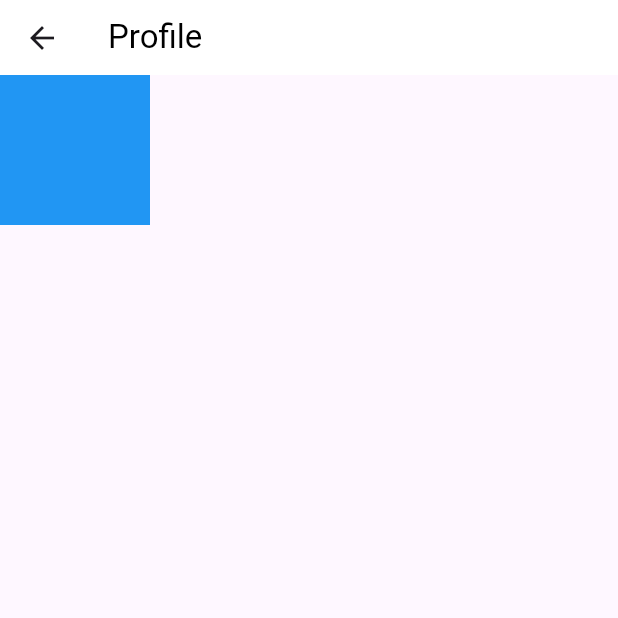
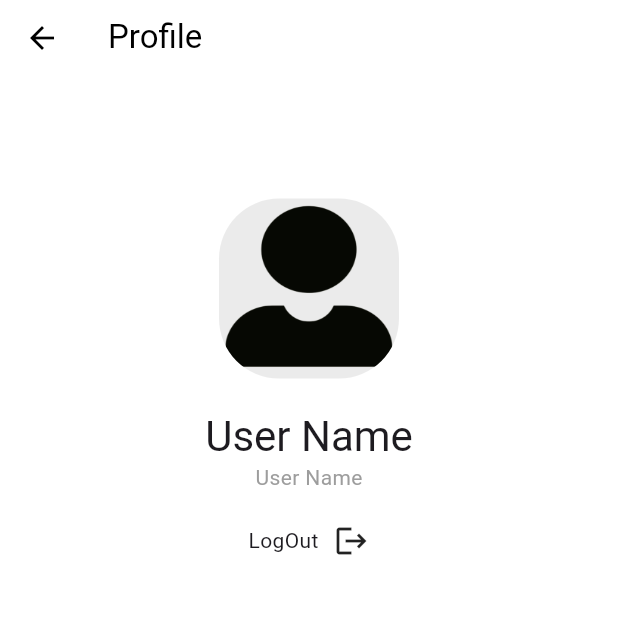
Before and after one commit to AliEmad121/chat_app, a Flutter app: the ProfilePage screen opened by its route, on a phone screen of 412 x 824 dp, the top half of it. Run offline on Flutter 3.47's test engine with Material 3 defaults, Android fonts, the phone set to English and light mode, and no system bars; our stand-ins replace get, google_fonts, google_nav_bar, iconsax; missing offline and left inert: app_minimizer.

Commit message:
edit in project all

```diff
--- a/chat_app/lib/components/custom_scaffold.dart
+++ b/chat_app/lib/components/custom_scaffold.dart
@@ -1,4 +1,5 @@
 import 'package:chat_app/components/custom_appbar.dart';
+import 'package:chat_app/constants/app_colors.dart';
 import 'package:flutter/material.dart';
 import 'package:google_nav_bar/google_nav_bar.dart';
 import 'package:iconsax/iconsax.dart';
@@ -19,7 +20,8 @@ class _CustomScaffoldState extends State<CustomScaffold> {
   @override
   Widget build(BuildContext context) {
     return SafeArea(
-        child: Scaffold(resizeToAvoidBottomInset: widget.resizeToAvoidBottomInset?? false,
+        child: Scaffold(backgroundColor: AppColors.white,
+          resizeToAvoidBottomInset: widget.resizeToAvoidBottomInset?? false,
       appBar: CustomAppBar(title:widget.title,centerTitle: widget.centerTitle,leading:widget.leading, actions: widget.actions,),
       body: widget.body,
 
--- a/chat_app/lib/constants/app_colors.dart
+++ b/chat_app/lib/constants/app_colors.dart
@@ -6,8 +6,8 @@ class AppColors{
 
 
 static final Color blue= const Color(0xFF002DE3);
-static final Color black= const Color(0xFF000000);
-static final Color white= const Color(0xFFFFFFFF);
+static final Color black= Colors.black;
+static final Color white= Colors.white;
 static final Color grey= const Color(0xFF9D9D9D);
 
 
--- a/chat_app/lib/screens/profile_page.dart
+++ b/chat_app/lib/screens/profile_page.dart
@@ -1,5 +1,10 @@
 import 'package:chat_app/components/custom_scaffold.dart';
+import 'package:chat_app/constants/app_colors.dart';
+import 'package:chat_app/constants/app_routes.dart';
+import 'package:chat_app/controllers/navigation_controller.dart';
 import 'package:flutter/material.dart';
+import 'package:get/get.dart';
+import 'package:iconsax/iconsax.dart';
 
 class ProfilePage extends StatefulWidget {
   const ProfilePage({super.key});
@@ -9,9 +14,69 @@ class ProfilePage extends StatefulWidget {
 }
 
 class _ProfilePageState extends State<ProfilePage> {
+  final NavigationController navigationController =
+      Get.put(NavigationController());
   @override
   Widget build(BuildContext context) {
-    return CustomScaffold(title: "Profile",body: Container(height: 100,width: 100,
-      color: Colors.blue),);
+    return CustomScaffold(leading: IconButton(
+            onPressed: () {
+
+              setState(() {
+                   navigationController.selectedIndex.value = 0;
+              });
+            },
+            icon: Icon(
+              Icons.arrow_back,
+              color: AppColors.black,
+            )),
+      title: "Profile",
+      body: Column(children: [
+        SizedBox(height: Get.height * 0.1),
+        Center(
+          child: Container(
+            width: 120,
+            height: 120,
+            decoration: BoxDecoration(borderRadius: BorderRadius.circular(40),
+              color: AppColors.grey.withOpacity(0.2),
+              image: DecorationImage(
+                  fit: BoxFit.fill,
+                  image: AssetImage(
+                    "assets/images/avatar.png",
+                  )),
+            ),
+          ),
+        ),
+        SizedBox(height: 20),
+        Text("User Name", style: Theme.of(context).textTheme.headlineMedium),
+        Text("User Name", style: TextStyle(color: AppColors.grey),),
+        SizedBox(height: 20),
+        GestureDetector(onTap: (){ showDialog(
+                            context: context,
+                            builder: (context) {
+                              return AlertDialog(
+                                title: Text("Logout"),
+                                content: Text("Are you sure you want to logout?"),
+                                actions: [
+                                  TextButton(
+                                      onPressed: () {
+                                        Get.back();
+                                      },
+                                      child: Text("Cancel")),
+                                  TextButton(
+                                      onPressed: () {
+
+                                        Get.offAllNamed(AppRoutes.loginPage);
+                                      },
+                                      child: Text("Logout"))
+                                ],
+                              );
+                            });
+
+                    },
+          child: Row(mainAxisAlignment: MainAxisAlignment.center,
+            children: [Text("LogOut"),SizedBox(width: 10,), Icon(Icons.logout)],),
+        )
+      ]),
+    );
   }
 }
```
Also changed, not shown: chat_app/analysis_options.yaml (+27 -0 lines), chat_app/lib/screens/chat_page.dart (+47 -2 lines), chat_app/lib/screens/contacts_page.dart (+38 -1 lines), chat_app/assets/images/avatar.jpg (added), chat_app/assets/images/avatar.png (added), chat_app/lib/screens/avatar.png (added), 17 other files.
